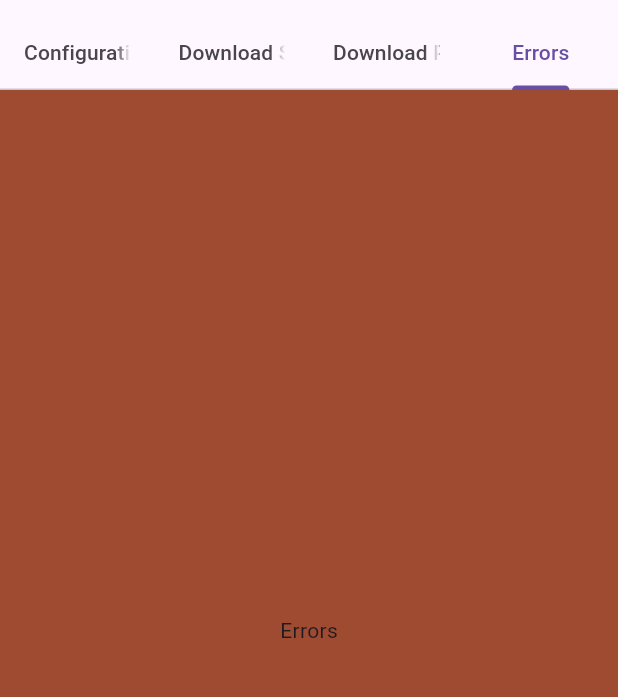
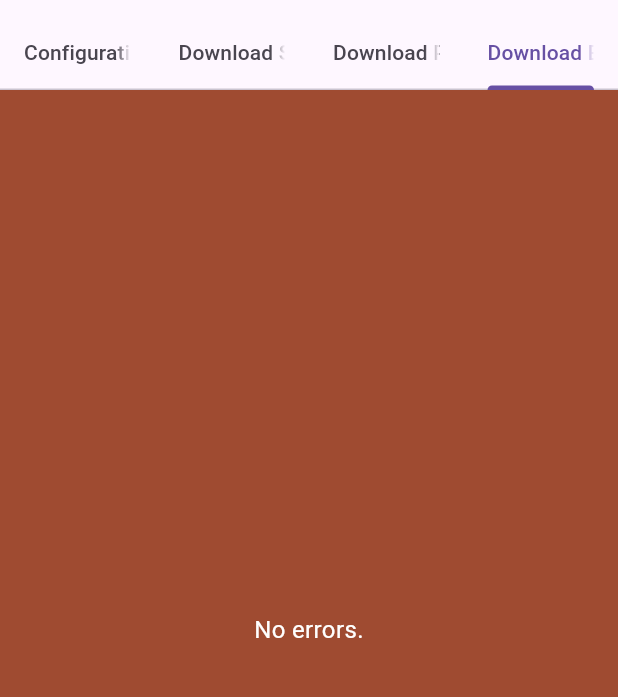
Before and after one commit to jcub1011/youtube_downloader, a Flutter app: the screen it shows after launch, tab 4 chosen, on a phone screen of 412 x 824 dp, the part 66-763 px from its top. Run offline on Flutter 3.47's test engine with Material 3 defaults, Android fonts, the phone set to English and light mode, and no system bars; our stand-ins replace flutter_riverpod; missing offline and left inert: event, filepicker_windows, youtube_explode_dart; generated files the repository leaves out were written again.

Commit message:
Working on error display system.

```diff
--- a/lib/src/entities/video_retriever.dart
+++ b/lib/src/entities/video_retriever.dart
@@ -1,6 +1,6 @@
 import 'dart:collection';
-import 'dart:developer';
 import 'package:http/http.dart' as http;
+import 'package:event/event.dart';
 
 class VideoDownloadRequestArgs {
   final Uri url;
@@ -23,6 +23,9 @@ class VideoDownloadRequestArgs {
 }
 
 class VideoDownloader {
+  /// <String errorMessage>
+  static final errorEvent = Event<Value<String>>();
+
   int _maxConcurrentDownloads;
   /// Queue of videos to download.
   final Queue<VideoDownloadRequestArgs> _queue;
--- a/lib/src/ui_components/home_page.dart
+++ b/lib/src/ui_components/home_page.dart
@@ -5,6 +5,8 @@ import 'package:youtube_downloader/main.dart';
 import 'package:youtube_downloader/src/ui_components/download_list.dart';
 import 'package:youtube_downloader/src/ui_components/download_overview_page.dart';
 import 'package:filepicker_windows/filepicker_windows.dart';
+
+import '../entities/video_retriever.dart';
 
 class HomePage extends ConsumerStatefulWidget {
   const HomePage({super.key});
@@ -190,6 +192,13 @@ class ConfigurationPage extends ConsumerWidget {
 
   @override
   Widget build(BuildContext context, WidgetRef ref) {
+    // This is pretty jank, but I don't know better alternatives without a major refactor.
+    VideoDownloader.errorEvent.unsubscribeAll();
+    VideoDownloader.errorEvent.subscribe((args) {
+      ref.read(errorListProvider.notifier).state.add(args.value);
+      log("Pushed error: ${args.value}");
+    });
+
     return const Center(
       child: Column(
         mainAxisAlignment: MainAxisAlignment.center,
@@ -419,3 +428,44 @@ class DownloadSelectionView extends ConsumerWidget {
     );
   }
 }
+
+class ErrorPage extends ConsumerWidget {
+  const ErrorPage({super.key});
+
+  Widget _createErrorListTile(String error) {
+    return const ListTile(
+      title: Text("Error"),
+      subtitle: Text("Error message"),
+    );
+  }
+
+  @override
+  Widget build(BuildContext context, WidgetRef ref) {
+    var errorList = ref.watch(errorListProvider);
+
+    if (errorList.isEmpty) {
+      return const Padding(
+        padding: EdgeInsets.all(8.0),
+        child: Center(
+          child: Text(
+            "No errors.",
+            textAlign: TextAlign.center,
+            style: TextStyle(
+              color: Colors.white,
+              fontSize: 16,
+              fontWeight: FontWeight.normal,
+            ),
+          ),
+        ),
+      );
+    }
+
+    return ListView.builder(
+      scrollDirection: Axis.vertical,
+      itemBuilder: (context, index) {
+        var error = errorList[index];
+        return _createErrorListTile(error);
+      },
+    );
+  }
+}
--- a/lib/src/ui_components/my_app.dart
+++ b/lib/src/ui_components/my_app.dart
@@ -27,7 +27,7 @@ class DownloaderApp extends StatelessWidget {
                 Tab(text: "Configuration"),
                 Tab(text: "Download Selections"),
                 Tab(text: "Download Progress"),
-                Tab(text: "Errors"),
+                Tab(text: "Download Errors"),
               ],
             ),
           ),
@@ -36,7 +36,7 @@ class DownloaderApp extends StatelessWidget {
               ConfigurationPage(),
               DownloadSelectionView(),
               DownloadOverviewPage(),
-              Center(child: Text("Errors")),
+              ErrorPage(),
             ],
           ),
         ),
--- a/pubspec.yaml
+++ b/pubspec.yaml
@@ -10,6 +10,7 @@ environment:
   sdk: ^3.5.3
 
 dependencies:
+  event: ^3.1.0
   filepicker_windows: ^2.1.4
   flutter:
     sdk: flutter
```
Also changed, not shown: pubspec.lock.
